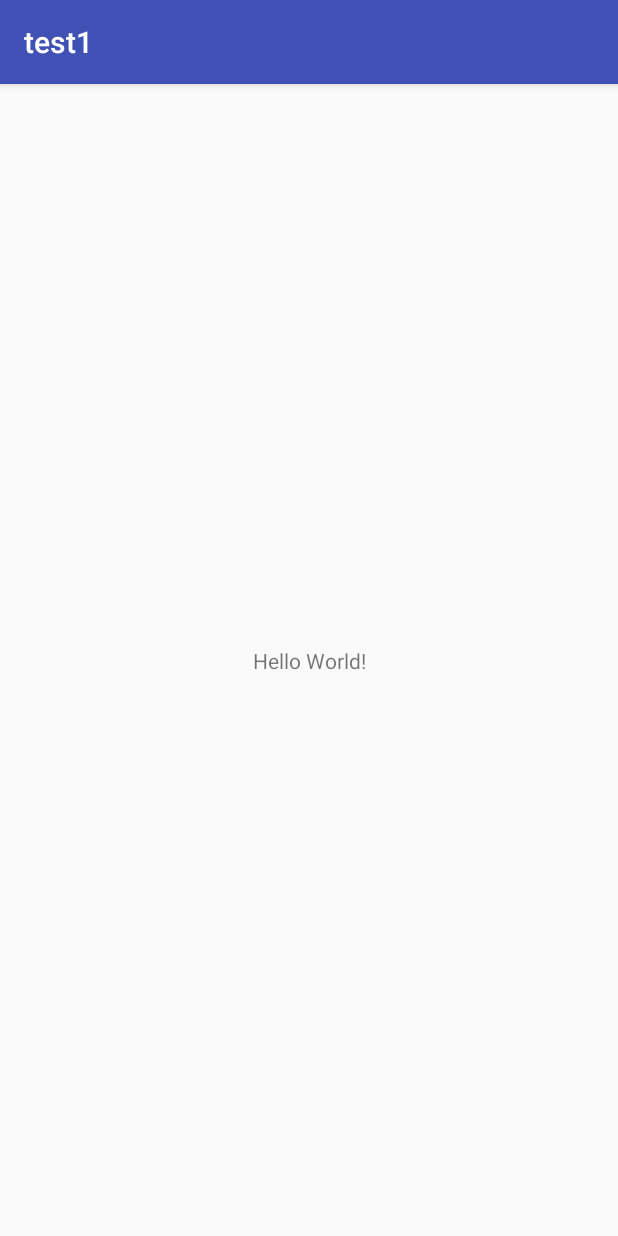
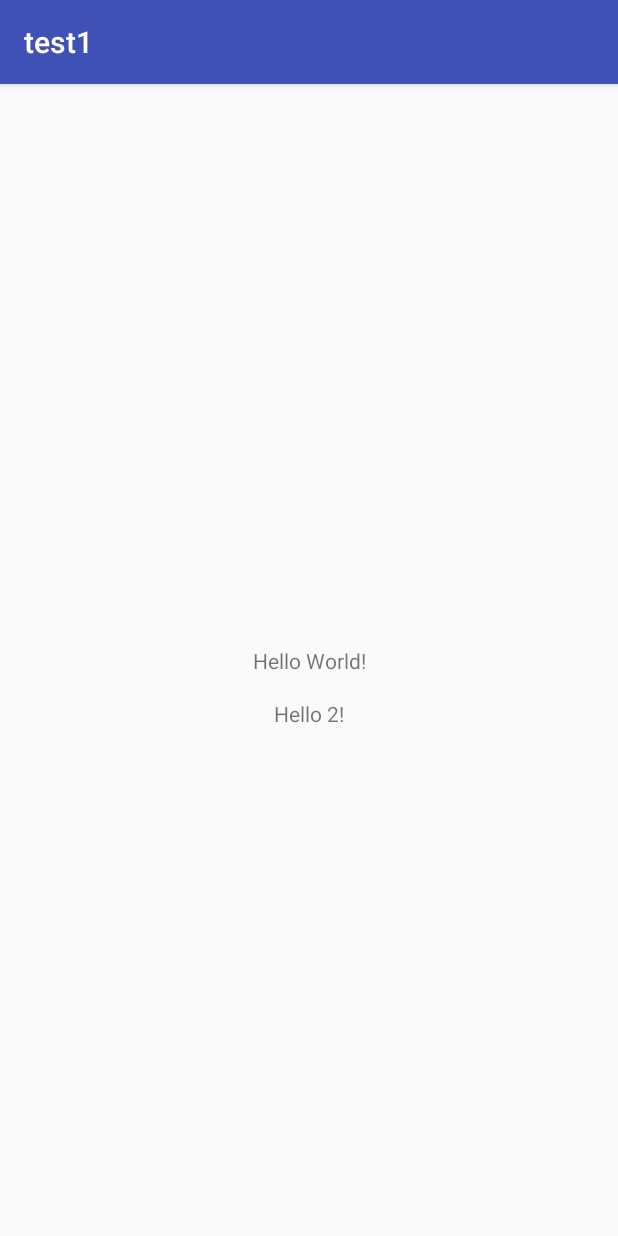
Before and after one commit to arnold626/test1, an Android app: the screen it shows after launch (MainActivity), on a phone screen of 412 x 824 dp. Run offline under Robolectric (Android 15) with nearby library versions, the phone set to English and light mode, and no system bars.

Commit message:
Second commit

```diff
--- a/app/src/main/res/layout/activity_main.xml
+++ b/app/src/main/res/layout/activity_main.xml
@@ -13,6 +13,19 @@
         app:layout_constraintBottom_toBottomOf="parent"
         app:layout_constraintLeft_toLeftOf="parent"
         app:layout_constraintRight_toRightOf="parent"
-        app:layout_constraintTop_toTopOf="parent" />
+        app:layout_constraintTop_toTopOf="parent"
+        android:id="@+id/textView2" />
+
+    <TextView
+        android:id="@+id/textView"
+        android:layout_width="wrap_content"
+        android:layout_height="wrap_content"
+        android:layout_marginLeft="0dp"
+        android:layout_marginRight="0dp"
+        android:layout_marginTop="16dp"
+        android:text="@string/hello2"
+        app:layout_constraintLeft_toLeftOf="parent"
+        app:layout_constraintRight_toRightOf="parent"
+        app:layout_constraintTop_toBottomOf="@+id/textView2" />
 
 </android.support.constraint.ConstraintLayout>
--- a/app/src/main/res/values/strings.xml
+++ b/app/src/main/res/values/strings.xml
@@ -1,3 +1,4 @@
 <resources>
     <string name="app_name">test1</string>
+    <string name="hello2">Hello 2!</string>
 </resources>
```
